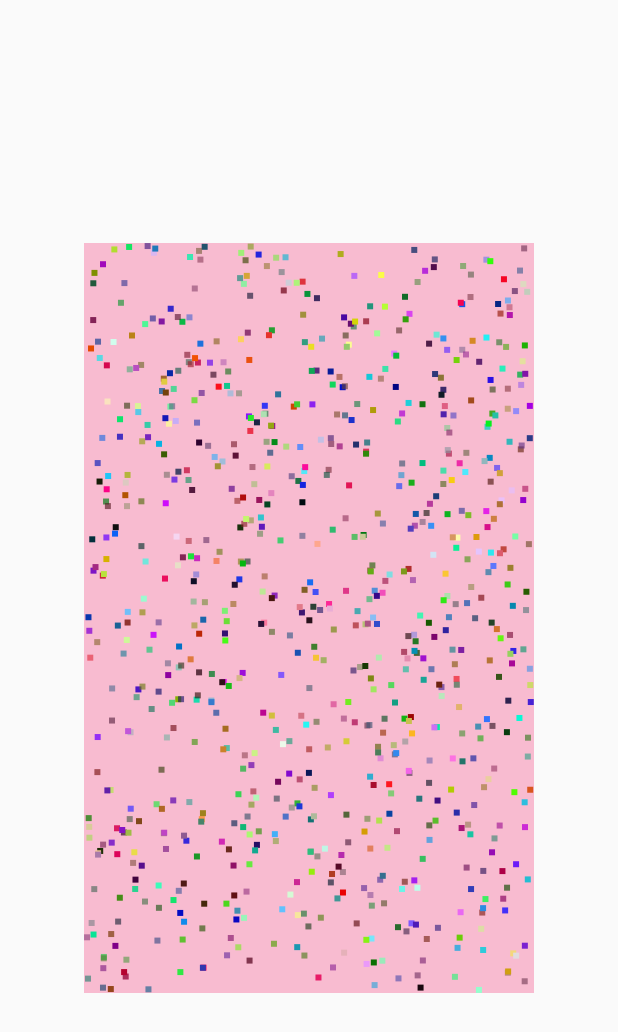
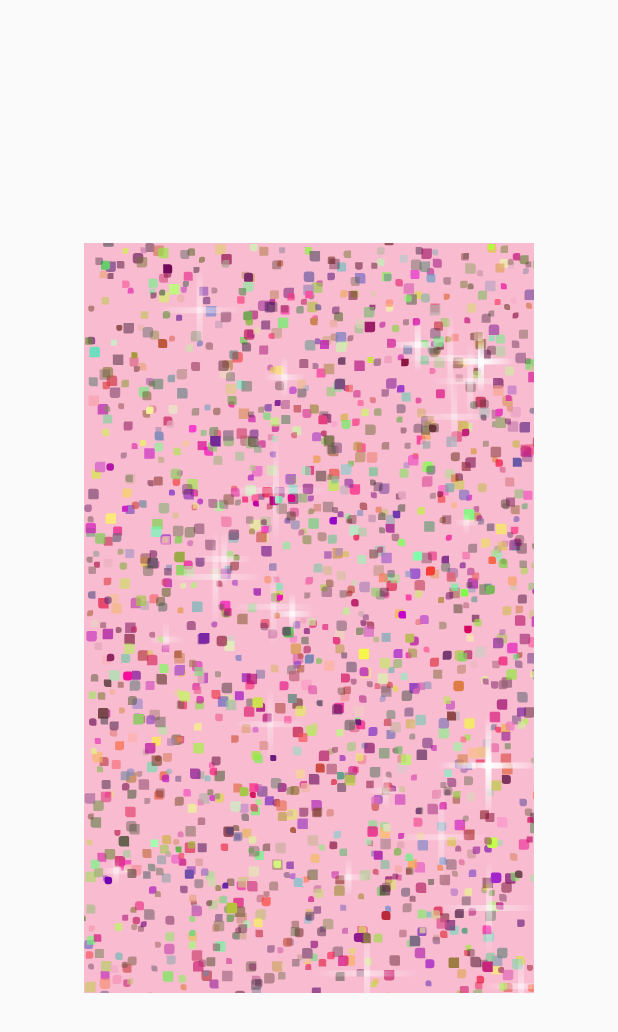
Before and after one commit to maryx/glitter, a Flutter app: the screen it shows after launch, on a phone screen of 412 x 824 dp. Shown: the top 1032 px of the screen. Run offline on Flutter 3.47's test engine with Material 2 defaults, Android fonts, the phone set to English and light mode, and no system bars.

Commit message:
finish effects

```diff
--- a/lib/main.dart
+++ b/lib/main.dart
@@ -2,56 +2,61 @@ import 'dart:math' as math;
 
 import 'package:flutter/material.dart';
 
-void main() => runApp(MyApp());
+void main() => runApp(GlitterApp());
 
 const _width = 300.0;
 const _height = 500.0;
 const _durations = <Duration>[
-  Duration(milliseconds: 100),
   Duration(milliseconds: 200),
   Duration(milliseconds: 300),
-  Duration(milliseconds: 400),
   Duration(milliseconds: 500),
-  Duration(milliseconds: 1000)
+  Duration(milliseconds: 700),
+  Duration(milliseconds: 1000),
+  Duration(milliseconds: 1500),
+  Duration(milliseconds: 1700),
+  Duration(milliseconds: 2000),
 ];
 final _random = math.Random();
+final _randomPieceSize = () => _random.nextInt(4).toDouble() + 4;
+final _randomCornerSize = () => _random.nextInt(3).toDouble();
+final _randomDecoration = () => BoxDecoration(
+      borderRadius: BorderRadius.only(
+        topLeft: Radius.circular(_randomCornerSize()),
+        topRight: Radius.circular(_randomCornerSize()),
+        bottomLeft: Radius.circular(_randomCornerSize()),
+        bottomRight: Radius.circular(_randomCornerSize()),
+      ),
+    );
 
-class MyApp extends StatelessWidget {
-  // This widget is the root of your application.
+class GlitterApp extends StatelessWidget {
   @override
   Widget build(BuildContext context) {
     return MaterialApp(
-      title: 'Flutter Demo',
-      home: MyHomePage(),
+      title: 'Glitter',
+      home: Glitter(),
     );
   }
 }
 
-class MyHomePage extends StatefulWidget {
-  MyHomePage({Key key}) : super(key: key);
-
-  // This widget is the home page of your application. It is stateful, meaning
-  // that it has a State object (defined below) that contains fields that affect
-  // how it looks.
-
-  // This class is the configuration for the state. It holds the values (in this
-  // case the title) provided by the parent (in this case the App widget) and
-  // used by the build method of the State. Fields in a Widget subclass are
-  // always marked "final".
+/// Glitter modeled off of this gif: https://giphy.com/gifs/pink-5K5oXc0CD7ghG
+class Glitter extends StatefulWidget {
+  Glitter({Key key}) : super(key: key);
 
   @override
-  _MyHomePageState createState() => _MyHomePageState();
+  _GlitterState createState() => _GlitterState();
 }
 
-class _MyHomePageState extends State<MyHomePage>
-    with TickerProviderStateMixin {
+class _GlitterState extends State<Glitter> with TickerProviderStateMixin {
   final _controllers = <AnimationController>[];
 
   //Animation _animation;
 
-  Color _getRandomColor() {
-    return Color.fromARGB(
-        255, _random.nextInt(255), _random.nextInt(255), _random.nextInt(255));
+  /// Gets pseudo-random color (leans more purple, less dark-green).
+  ///
+  /// Can also use a predefined palette of colors.
+  Color _getRandomColor([int alpha]) {
+    return Color.fromARGB(alpha ?? 255, _random.nextInt(155) + 100,
+        _random.nextInt(255), _random.nextInt(150) + 55);
   }
 
   @override
@@ -59,7 +64,7 @@ class _MyHomePageState extends State<MyHomePage>
     super.initState();
     _durations.forEach((Duration d) {
       _controllers.add(AnimationController(
-        vsync: this, // the SingleTickerProviderStateMixin
+        vsync: this,
         duration: d,
       ));
     });
@@ -76,18 +81,48 @@ class _MyHomePageState extends State<MyHomePage>
     }
   }
 
-//  @override
-//  void didUpdateWidget(Foo oldWidget) {
-//    super.didUpdateWidget(oldWidget);
-//    _controller.duration = _duration;
-//  }
-
   @override
   void dispose() {
     _controllers.forEach((AnimationController c) => c.dispose());
     super.dispose();
   }
 
+  /// This is just playing around with the background.
+//  Widget _createBackgroundAnimation() {
+//    final customController = _controllers[_random.nextInt(_durations.length)];
+//
+//    final colorTween =
+//        ColorTween(begin: _getRandomColor(), end: Colors.transparent);
+//    final tweenAnimation = colorTween.animate(customController);
+//
+//    final positionAnimation =
+//        CurveTween(curve: ElasticInCurve()).animate(customController);
+//
+//    final pieceSize = _random.nextInt(4).toDouble() + 4;
+//
+//    final topOffset = _random.nextDouble() * _height - pieceSize;
+//    final leftOffset = _random.nextDouble() * _width - pieceSize;
+//
+//    return AnimatedBuilder(
+//      animation: customController,
+//      builder: (BuildContext context, Widget widget) {
+//        final piece = Container(
+//            width: pieceSize, height: pieceSize, color: tweenAnimation.value);
+//        //final randomOffset = () { return (positionAnimation.value * _random.nextInt(30) - 15)
+//        return Positioned(
+//          top: topOffset + (positionAnimation.value * _random.nextInt(30) - 15),
+//          left:
+//              leftOffset + (positionAnimation.value * _random.nextInt(30) - 15),
+//          bottom: (positionAnimation.value * _random.nextInt(15)),
+//          right: (positionAnimation.value * _random.nextInt(15)),
+//          child: piece,
+//        );
+//      },
+//    );
+//  }
+
+  /// Glitter piece that animates between opaque and transparent, and also
+  /// moves.
   Widget _createAnimatedGlitterPiece() {
     final customController = _controllers[_random.nextInt(5)];
 
@@ -98,39 +133,48 @@ class _MyHomePageState extends State<MyHomePage>
     final positionAnimation =
         CurveTween(curve: ElasticInCurve()).animate(customController);
 
-    final pieceSize = 4.0;
+    final pieceSize = _randomPieceSize();
 
     final topOffset = _random.nextDouble() * (_height - pieceSize);
     final leftOffset = _random.nextDouble() * (_width - pieceSize);
-
 
     return AnimatedBuilder(
       animation: customController,
       builder: (BuildContext context, Widget widget) {
         final piece = Container(
-            width: pieceSize, height: pieceSize, color: tweenAnimation.value);
+          width: pieceSize,
+          height: pieceSize,
+          decoration: _randomDecoration().copyWith(color: tweenAnimation.value),
+        );
 
         return Positioned(
-          top: topOffset + (positionAnimation.value * _random.nextInt(15)),
-          left: leftOffset + (positionAnimation.value * _random.nextInt(15)),
+          top: topOffset + (positionAnimation.value * _random.nextInt(30) - 15),
+          left:
+              leftOffset + (positionAnimation.value * _random.nextInt(30) - 15),
+          //          bottom: (positionAnimation.value * _random.nextInt(15)),
+//          right: (positionAnimation.value * _random.nextInt(15)),
           child: piece,
         );
       },
     );
   }
 
+  /// Glitter piece that animates between transparent and opaque.
   Widget _createReverseAnimatedGlitterPiece() {
     final customController = _controllers[_random.nextInt(5)];
 
     final colorTween =
         ColorTween(begin: Colors.transparent, end: _getRandomColor());
     final animation = colorTween.animate(customController);
-    final pieceSize = 5.0;
+    final pieceSize = _randomPieceSize();
     final piece = AnimatedBuilder(
       animation: animation,
       builder: (BuildContext context, Widget widget) {
         return Container(
-            width: pieceSize, height: pieceSize, color: animation.value);
+          decoration: _randomDecoration().copyWith(color: animation.value),
+          width: pieceSize,
+          height: pieceSize,
+        );
       },
     );
     final topOffset = _random.nextDouble() * (_height - pieceSize);
@@ -143,12 +187,69 @@ class _MyHomePageState extends State<MyHomePage>
     );
   }
 
+  /// Static glitter piece.
   Widget _createStaticGlitterPiece() {
-    final pieceSize = 7.0;
+    final pieceSize = _randomPieceSize();
     final piece = Container(
-        width: pieceSize, height: pieceSize, color: _getRandomColor());
-    final topOffset = _random.nextDouble() * (_height - pieceSize);
-    final leftOffset = _random.nextDouble() * (_width - pieceSize);
+      decoration: _randomDecoration().copyWith(color: _getRandomColor(170)),
+      width: pieceSize,
+      height: pieceSize,
+    );
+    final topOffset = _random.nextDouble() * _height;
+    final leftOffset = _random.nextDouble() * _width;
+
+    return Positioned(
+      top: topOffset,
+      left: leftOffset,
+      child: piece,
+    );
+  }
+
+  /// T-shaped sparkle.
+  Widget _createSparkle() {
+    final customController = _controllers[_random.nextInt(_durations.length)];
+    final colorTween = ColorTween(begin: Colors.transparent, end: Colors.white);
+    final animation = colorTween.animate(customController);
+    final sparkleSize = _random.nextInt(80).toDouble() + 20;
+    final piece = AnimatedBuilder(
+      animation: animation,
+      builder: (BuildContext context, Widget widget) {
+        final decoration = BoxDecoration(
+          borderRadius: BorderRadius.circular(4),
+          backgroundBlendMode: BlendMode.colorDodge,
+          gradient: RadialGradient(
+            colors: [Colors.white, Colors.transparent],
+            stops: [-.1, .1],
+            radius: sparkleSize,
+          ),
+          color: animation.value,
+        );
+        final vertical = Container(
+          width: 4,
+          height: sparkleSize,
+          decoration: decoration,
+        );
+        final horizontal = Container(
+          width: sparkleSize,
+          height: 4,
+          decoration: decoration,
+        );
+        return Stack(
+          children: <Widget>[
+            Padding(
+              padding: EdgeInsets.only(left: sparkleSize / 2 - 2),
+              child: vertical,
+            ),
+            Padding(
+              padding: EdgeInsets.only(top: sparkleSize / 2 - 2),
+              child: horizontal,
+            ),
+          ],
+        );
+      },
+    );
+    final topOffset = _random.nextDouble() * _height;
+    final leftOffset = _random.nextDouble() * _width;
 
     return Positioned(
       top: topOffset,
@@ -159,15 +260,21 @@ class _MyHomePageState extends State<MyHomePage>
 
   List<Widget> _createGlitterPieces(int numPieces) {
     final pieces = <Widget>[];
-//    for (var i = 0; i < numPieces; i++) {
-//      pieces.add(_createStaticGlitterPiece());
+//    for (var i = 0; i < numPieces / 30; i++) {
+//      pieces.add(_createBackgroundAnimation());
 //    }
-    for (var i = 0; i < numPieces; i++) {
+    for (var i = 0; i < numPieces * 2; i++) {
+      pieces.add(_createStaticGlitterPiece());
+    }
+    for (var i = 0; i < numPieces / 8; i++) {
       pieces.add(_createAnimatedGlitterPiece());
     }
-//    for (var i = 0; i < numPieces; i++) {
-//      pieces.add(_createReverseAnimatedGlitterPiece());
-//    }
+    for (var i = 0; i < numPieces; i++) {
+      pieces.add(_createReverseAnimatedGlitterPiece());
+    }
+    for (var i = 0; i < numPieces / 15; i++) {
+      pieces.add(_createSparkle());
+    }
     return pieces;
   }
 
@@ -179,7 +286,8 @@ class _MyHomePageState extends State<MyHomePage>
         height: _height,
         width: _width,
         color: Colors.pink[100],
-            child: Stack(children: _createGlitterPieces(1000)),
+        // 10000 is a bad idea!
+        child: Stack(children: _createGlitterPieces(600)),
       )),
     );
   }
```
Also changed, not shown: 1 other file. Lines whose indentation alone changed are shown as unchanged.
